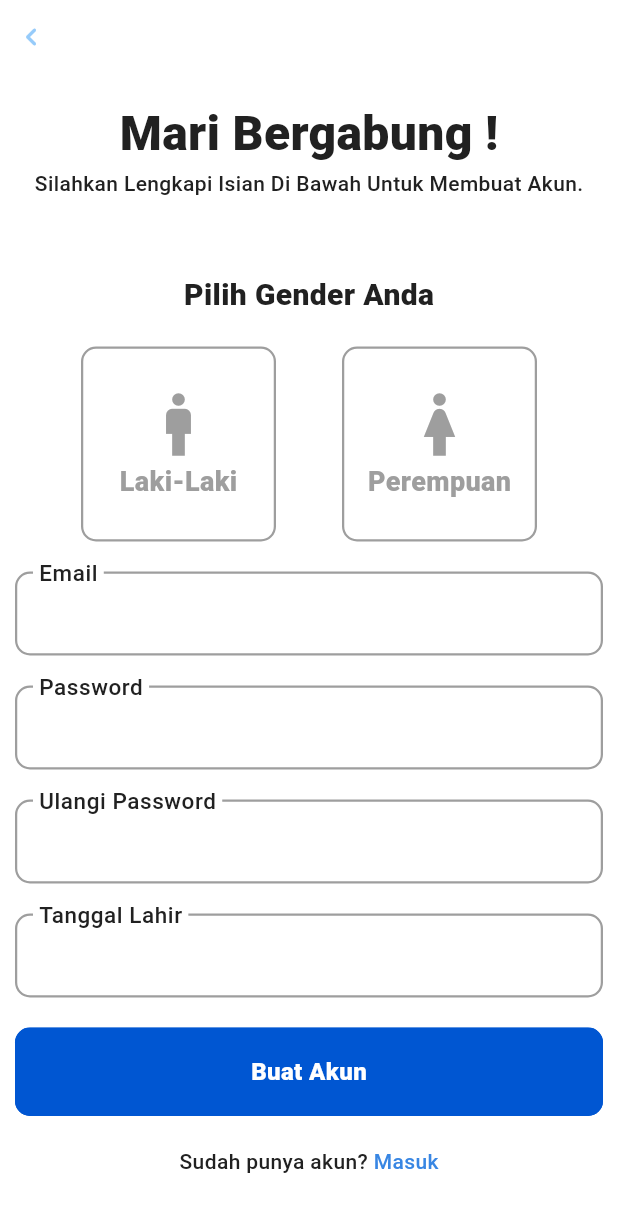
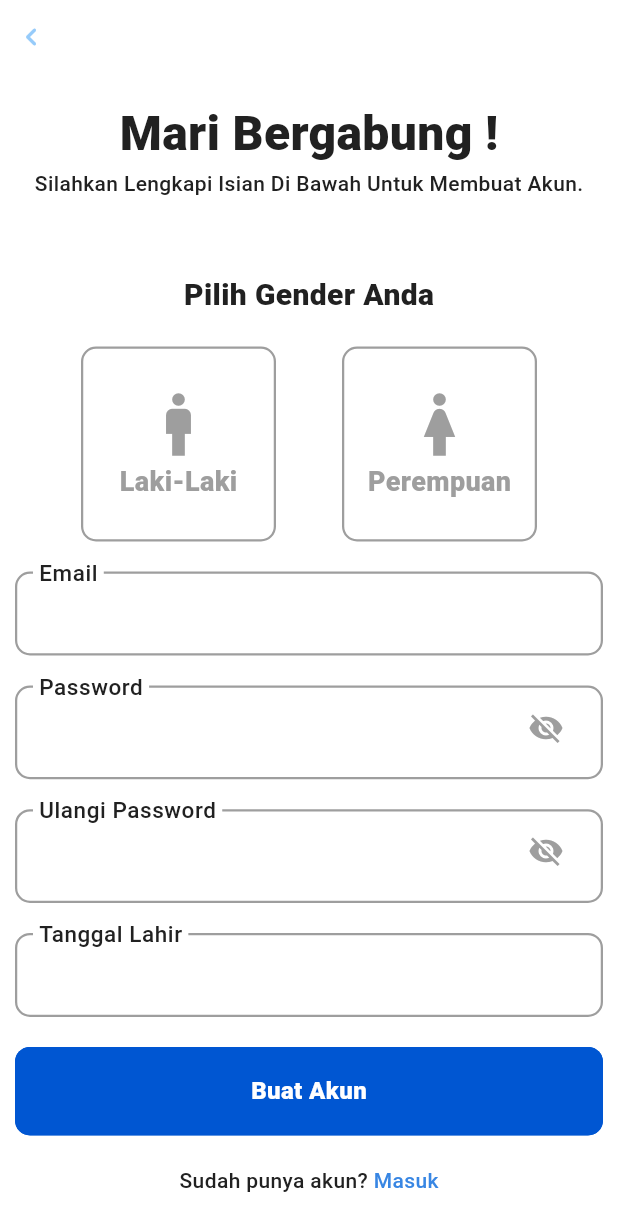
Before and after one commit to MirzaMlna/experiment, a Flutter app: the RegistrationView screen opened by its route, on a phone screen of 412 x 824 dp. Shown: the top 1231 px of the screen. Run offline on Flutter 3.47's test engine with Material 3 defaults, Android fonts, the phone set to English and light mode, and no system bars; our stand-ins replace get_it; Roboto replaces fonts that are missing (Manrope).

Commit message:
✨ Suffix Icon For Input Visiblity Toogle

```diff
--- a/lib/widgets/app_text_field.dart
+++ b/lib/widgets/app_text_field.dart
@@ -34,9 +34,12 @@ class AppTextField extends StatefulWidget {
 }
 
 class _AppTextFieldState extends State<AppTextField> {
+  bool _isVisible = true;
+
   @override
   Widget build(BuildContext context) {
-    return TextFormField(
+    return !widget.obscureText
+        ? TextFormField(
             controller: widget.controller,
             keyboardType: widget.keyboardType,
             obscureText: widget.obscureText,
@@ -62,9 +65,59 @@ class _AppTextFieldState extends State<AppTextField> {
                         borderRadius:
                             widget.borderRadius ?? BorderRadius.circular(10)),
                 focusedBorder: OutlineInputBorder(
-              borderSide: BorderSide(color: AppColors.primary, width: 1.5),
-              borderRadius: widget.borderRadius ?? BorderRadius.circular(10)),
+                    borderSide:
+                        BorderSide(color: AppColors.primary, width: 1.5),
+                    borderRadius:
+                        widget.borderRadius ?? BorderRadius.circular(10)),
                 focusColor: AppColors.primary),
+          )
+        : TextFormField(
+            controller: widget.controller,
+            keyboardType: widget.keyboardType,
+            obscureText: _isVisible,
+            decoration: InputDecoration(
+                enabled: widget.enabled ? widget.enabled : false,
+                floatingLabelBehavior: FloatingLabelBehavior.always,
+                floatingLabelStyle: AppTextStyle.regular(size: 20),
+                labelText: widget.labelText,
+                hintText: widget.hintText,
+                labelStyle:
+                    widget.labelStyle ?? TextStyle(color: AppColors.secondary),
+                hintStyle: widget.hintStyle,
+                enabledBorder: widget.border ??
+                    OutlineInputBorder(
+                        borderSide:
+                            BorderSide(color: AppColors.secondary, width: 1.5),
+                        borderRadius:
+                            widget.borderRadius ?? BorderRadius.circular(10)),
+                disabledBorder: widget.border ??
+                    OutlineInputBorder(
+                        borderSide:
+                            BorderSide(color: AppColors.secondary, width: 1.5),
+                        borderRadius:
+                            widget.borderRadius ?? BorderRadius.circular(10)),
+                focusedBorder: OutlineInputBorder(
+                    borderSide:
+                        BorderSide(color: AppColors.primary, width: 1.5),
+                    borderRadius:
+                        widget.borderRadius ?? BorderRadius.circular(10)),
+                focusColor: AppColors.primary,
+                suffix: GestureDetector(
+                  onTap: () {
+                    setState(() {
+                      _isVisible = !_isVisible;
+                    });
+                  },
+                  child: Padding(
+                    padding: const EdgeInsets.only(
+                      right: 10,
+                    ),
+                    child: Icon(
+                      _isVisible ? Icons.visibility_off : Icons.visibility,
+                      color: AppColors.secondary,
+                    ),
+                  ),
+                )),
           );
   }
 }
```
Lines whose indentation alone changed are shown as unchanged.
